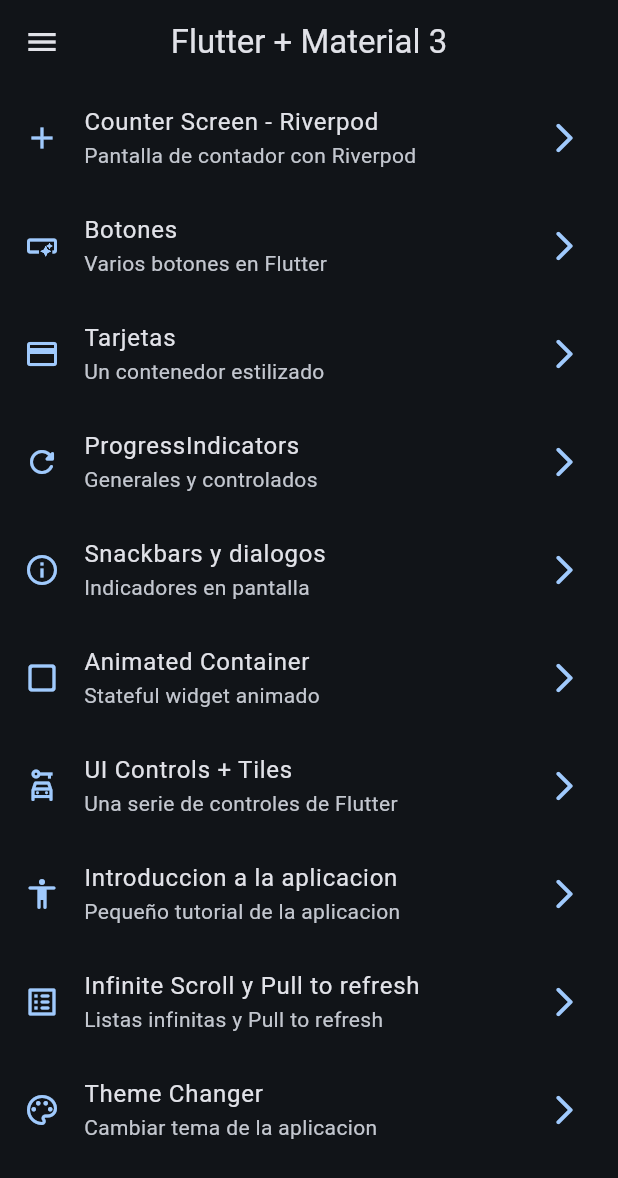
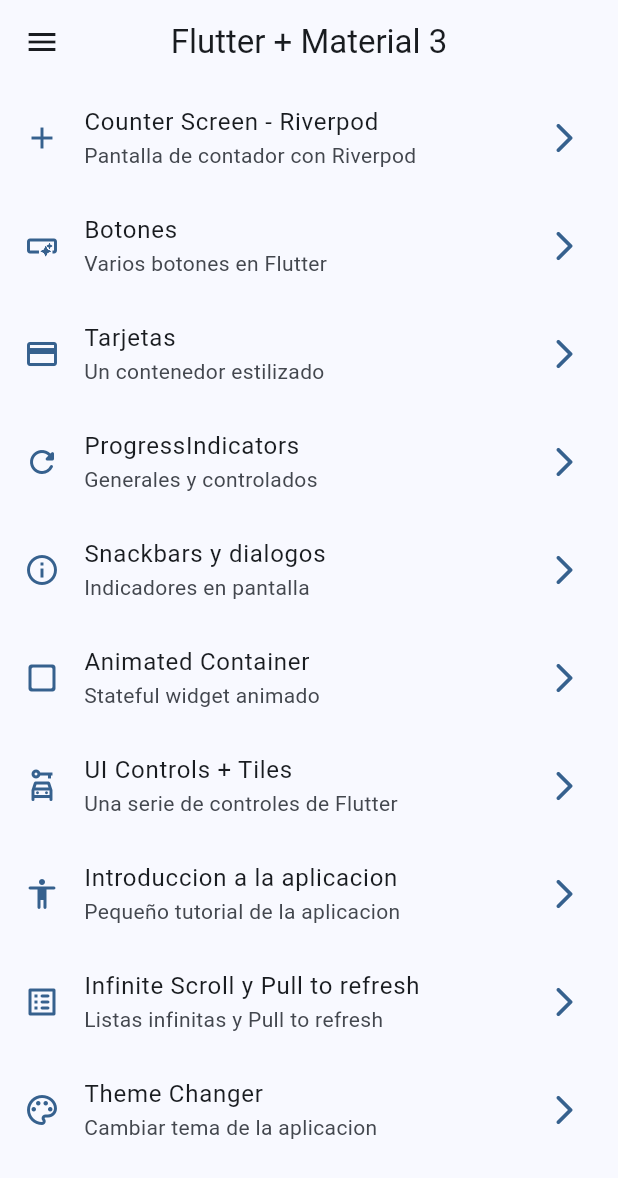
Before and after one commit to psuar92/widgets_app, a Flutter app: the screen it shows after launch, on a phone screen of 412 x 824 dp. Shown: the top 1178 px of the screen. Run offline on Flutter 3.47's test engine with Material 3 defaults, Android fonts, the phone set to English and light mode, and no system bars; our stand-ins replace animate_do, flutter_riverpod, go_router.

Commit message:
fully implemented StateNotifier and theme_changer_screen

```diff
--- a/lib/config/theme/app_theme.dart
+++ b/lib/config/theme/app_theme.dart
@@ -31,4 +31,13 @@ class AppTheme {
           centerTitle: true,
         ),
       );
+
+  AppTheme copyWith({
+    int? selectedColor,
+    bool? isDarkmode,
+  }) =>
+      AppTheme(
+        selectedColor: selectedColor ?? this.selectedColor,
+        isDarkmode: isDarkmode ?? this.isDarkmode,
+      );
 }
--- a/lib/main.dart
+++ b/lib/main.dart
@@ -17,17 +17,15 @@ class MainApp extends ConsumerWidget {
 
   @override
   Widget build(BuildContext context, ref) {
-    final selectedColor = ref.watch(selectedIndexColorProvider);
-    final isDarkmode = ref.watch(isDarkmodeProvider);
+    // final selectedColor = ref.watch(selectedIndexColorProvider);
+    // final isDarkmode = ref.watch(isDarkmodeProvider);
+    final AppTheme appTheme = ref.watch(themeNotifierProvider);
 
     return MaterialApp.router(
       title: 'Flutter Widgets',
       routerConfig: appRouter,
       debugShowCheckedModeBanner: false,
-      theme: AppTheme(
-        selectedColor: selectedColor,
-        isDarkmode: isDarkmode,
-      ).getTheme(),
+      theme: appTheme.getTheme(),
     );
   }
 }
--- a/lib/presentation/providers/theme_provider.dart
+++ b/lib/presentation/providers/theme_provider.dart
@@ -9,3 +9,22 @@ final isDarkmodeProvider = StateProvider((ref) => true);
 
 // Un simple int
 final selectedIndexColorProvider = StateProvider((ref) => 0);
+
+// Un objeto de tipo AppTheme (custom)
+final themeNotifierProvider = StateNotifierProvider<ThemeNotifier, AppTheme>(
+  (ref) => ThemeNotifier(),
+);
+
+// Controller o Notifier
+class ThemeNotifier extends StateNotifier<AppTheme> {
+  // STATE = Estado = new AppTheme();
+  ThemeNotifier() : super(AppTheme());
+
+  void toggleDarkmode() {
+    state = state.copyWith(isDarkmode: !state.isDarkmode);
+  }
+
+  void changeColorIndex(int colorIndex) {
+    state = state.copyWith(selectedColor: colorIndex);
+  }
+}
```
Also changed, not shown: lib/presentation/screens/theme_changer/theme_changer_screen.dart (+10 -8 lines).
